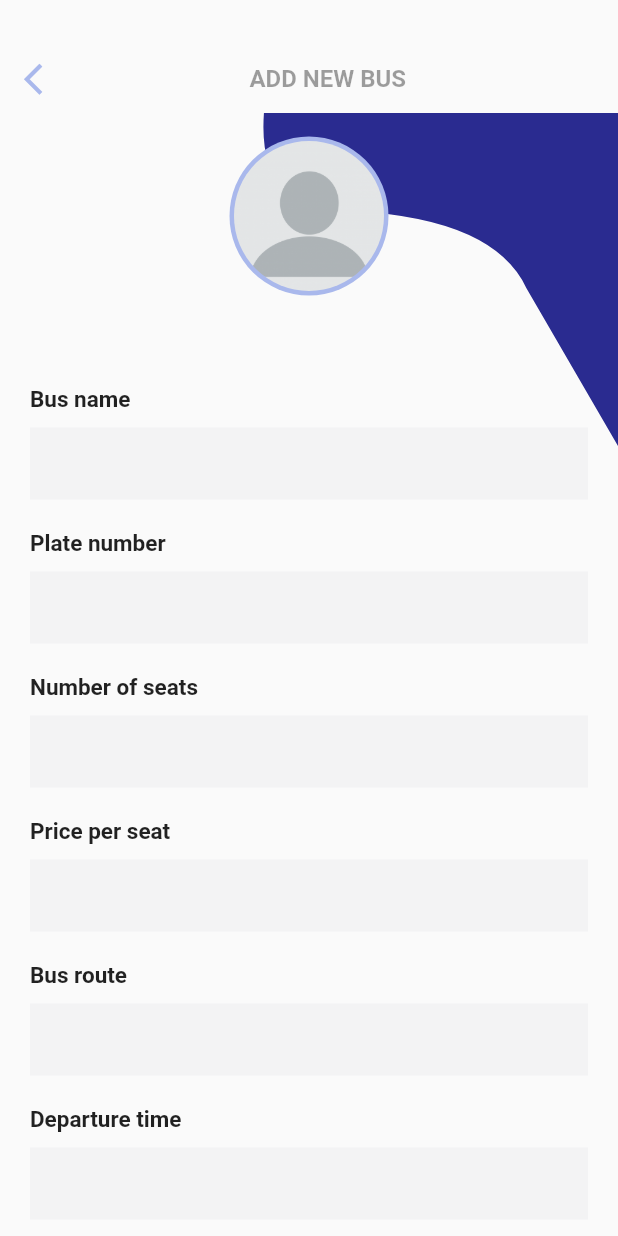
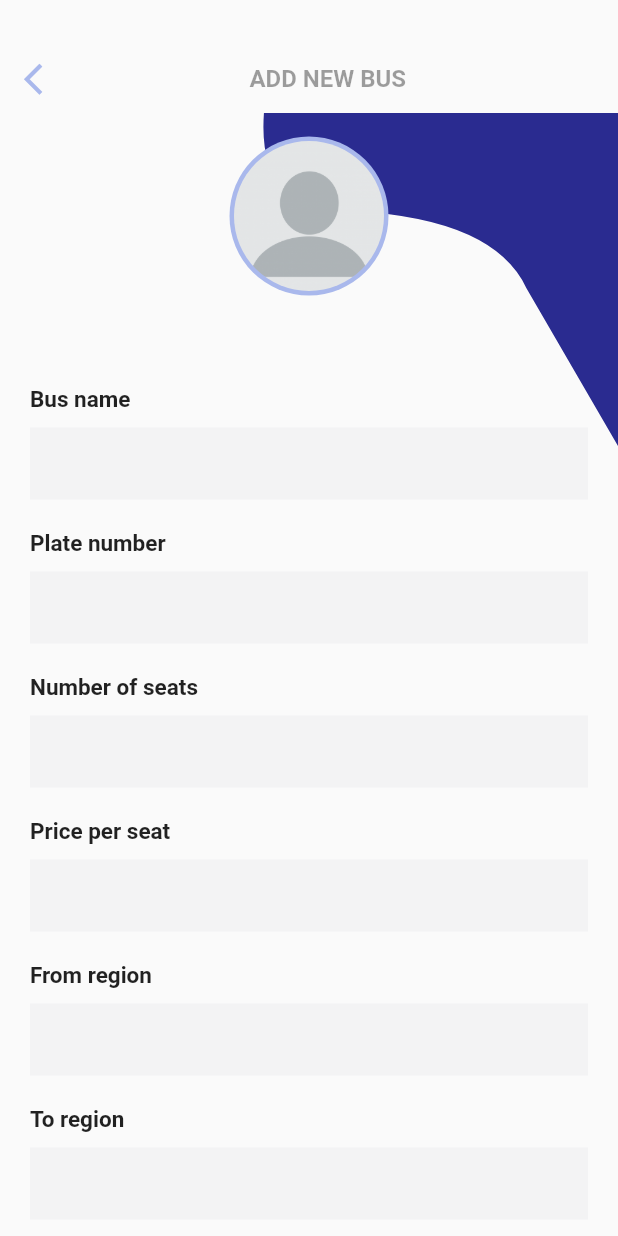
Before and after one commit to 4xMafole/kibasi-Owner, a Flutter app: the EditBusPage screen opened directly, on a phone screen of 412 x 824 dp. Run offline on Flutter 3.47's test engine with Material 2 defaults, Android fonts, the phone set to English and light mode, and no system bars; our stand-ins replace flutter_neumorphic, get, google_fonts; missing offline and left inert: otp_screen.

Commit message:
Added some missing fields

```diff
--- a/lib/content/assets/edit_bus_page.dart
+++ b/lib/content/assets/edit_bus_page.dart
@@ -139,6 +139,8 @@ class _EditBusPageState extends State<EditBusPage> {
         _entryField("Plate number"),
         _entryField("Number of seats"),
         _entryField("Price per seat"),
+        _entryField("From region"),
+        _entryField("To region"),
         _entryField("Bus route"),
         _entryField("Departure time"),
         _entryField("Arrival time"),
```
